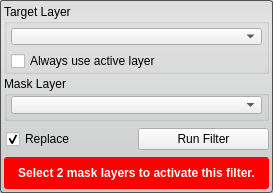
Old version of the form Interface/ToolInterface/OrFilterInterface.ui in the repository jessdtate/Seg3D.
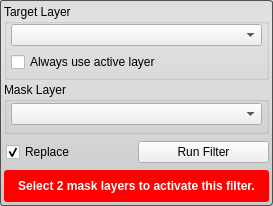
New version of the form. Custom widgets are drawn as their Qt base class.

What changed in the file:
```diff
--- a/Interface/ToolInterface/OrFilterInterface.ui
+++ b/Interface/ToolInterface/OrFilterInterface.ui
@@ -7,7 +7,7 @@
     <x>0</x>
     <y>0</y>
     <width>273</width>
-    <height>193</height>
+    <height>198</height>
    </rect>
   </property>
   <property name="sizePolicy">
@@ -44,13 +44,13 @@
      <property name="minimumSize">
       <size>
        <width>0</width>
-       <height>70</height>
+       <height>76</height>
       </size>
      </property>
      <property name="maximumSize">
       <size>
        <width>16777215</width>
-       <height>70</height>
+       <height>76</height>
       </size>
      </property>
      <property name="title">
@@ -63,7 +63,19 @@
       <bool>false</bool>
      </property>
      <layout class="QVBoxLayout" name="verticalLayout_4">
-      <property name="margin">
+      <property name="spacing">
+       <number>6</number>
+      </property>
+      <property name="leftMargin">
+       <number>4</number>
+      </property>
+      <property name="topMargin">
+       <number>0</number>
+      </property>
+      <property name="rightMargin">
+       <number>4</number>
+      </property>
+      <property name="bottomMargin">
        <number>4</number>
       </property>
       <item>
@@ -109,13 +121,13 @@
      <property name="minimumSize">
       <size>
        <width>0</width>
-       <height>45</height>
+       <height>52</height>
       </size>
      </property>
      <property name="maximumSize">
       <size>
        <width>16777215</width>
-       <height>45</height>
+       <height>52</height>
       </size>
      </property>
      <property name="title">
@@ -125,6 +137,9 @@
       <set>Qt::AlignLeading|Qt::AlignLeft|Qt::AlignTop</set>
      </property>
      <layout class="QVBoxLayout" name="verticalLayout_5">
+      <property name="spacing">
+       <number>0</number>
+      </property>
       <property name="leftMargin">
        <number>4</number>
       </property>
@@ -208,12 +223,6 @@
        <height>32</height>
       </size>
      </property>
-     <property name="maximumSize">
-      <size>
-       <width>16777215</width>
-       <height>32</height>
-      </size>
-     </property>
      <property name="styleSheet">
       <string notr="true">QLabel#message_{
 	color: white;
```
Left out of the diff: 6 changed lines with no effect on the pictures.
